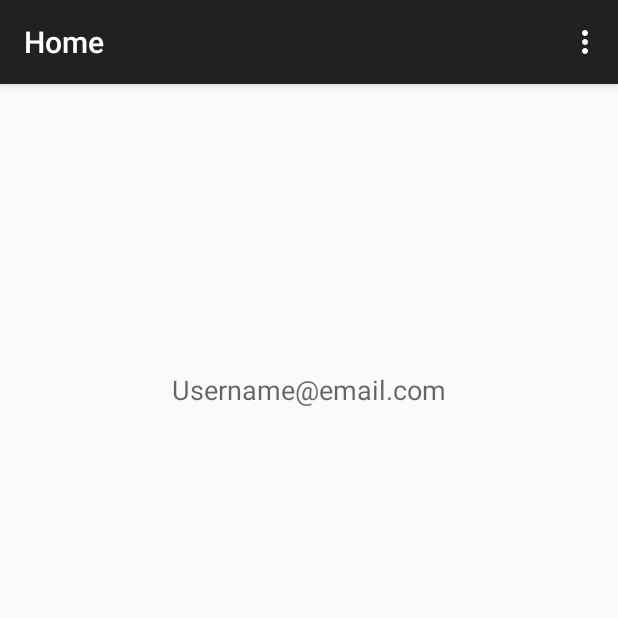
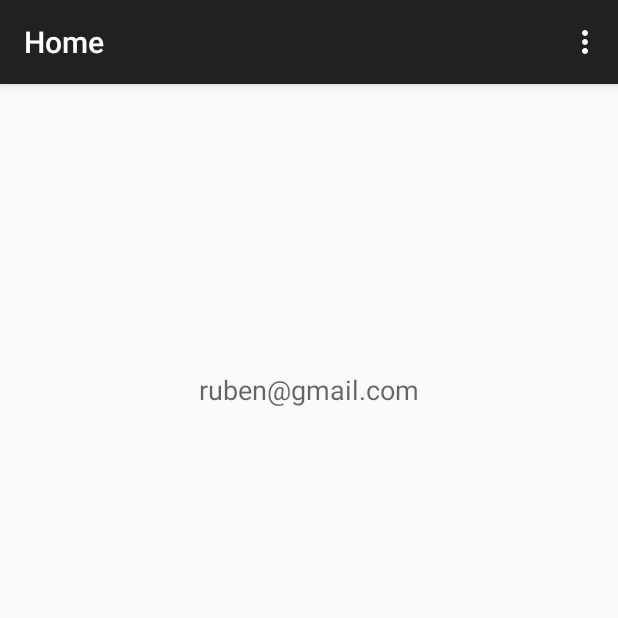
Before and after one commit to rub-sky/BulletinGroupBlast, an Android app: the screen it shows after launch (HomeMainActivity), on a phone screen of 412 x 824 dp, the top half of it. Run offline under Robolectric (Android 15) with nearby library versions, the phone set to English and light mode, and no system bars.

Commit message:
- New layout for the user view with fragment. - Also inputted User and Organization test data to output to the form

```diff
--- a/app/src/main/java/com/bulletingroupblast/bulletingroupblast/HomeMainActivityFragment.java
+++ b/app/src/main/java/com/bulletingroupblast/bulletingroupblast/HomeMainActivityFragment.java
@@ -1,10 +1,14 @@
 package com.bulletingroupblast.bulletingroupblast;
 
+import com.bulletingroupblast.bulletingroupblast.Organization;
+import com.bulletingroupblast.bulletingroupblast.User;
 import android.support.v4.app.Fragment;
 import android.os.Bundle;
 import android.view.LayoutInflater;
 import android.view.View;
 import android.view.ViewGroup;
+import android.widget.*;
+import android.widget.TextView;
 
 
 /**
@@ -19,6 +23,15 @@
     public View onCreateView(LayoutInflater inflater, ViewGroup container,
                              Bundle savedInstanceState) {
         //lstOrganizations.list.add()
-        return inflater.inflate(R.layout.fragment_home_main, container, false);
+
+        User testUser = new User("ruben@gmail.com", "password", "Ruben", "Piatnitsky");
+        Organization testOrg = new Organization("Test Organization", "A description", testUser);
+
+        View rootView = inflater.inflate(R.layout.fragment_home_main, container, false);
+
+        final TextView textViewToChange = (TextView) rootView.findViewById(R.id.lblUserEmail);
+        textViewToChange.setText(testUser.getEmail());
+
+        return rootView;
     }
 }
```
